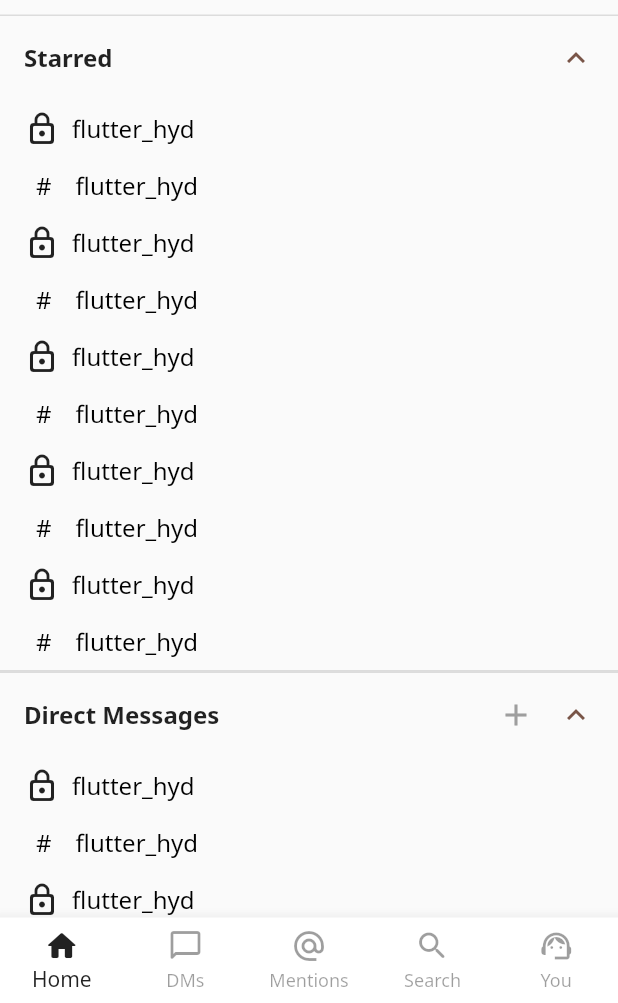
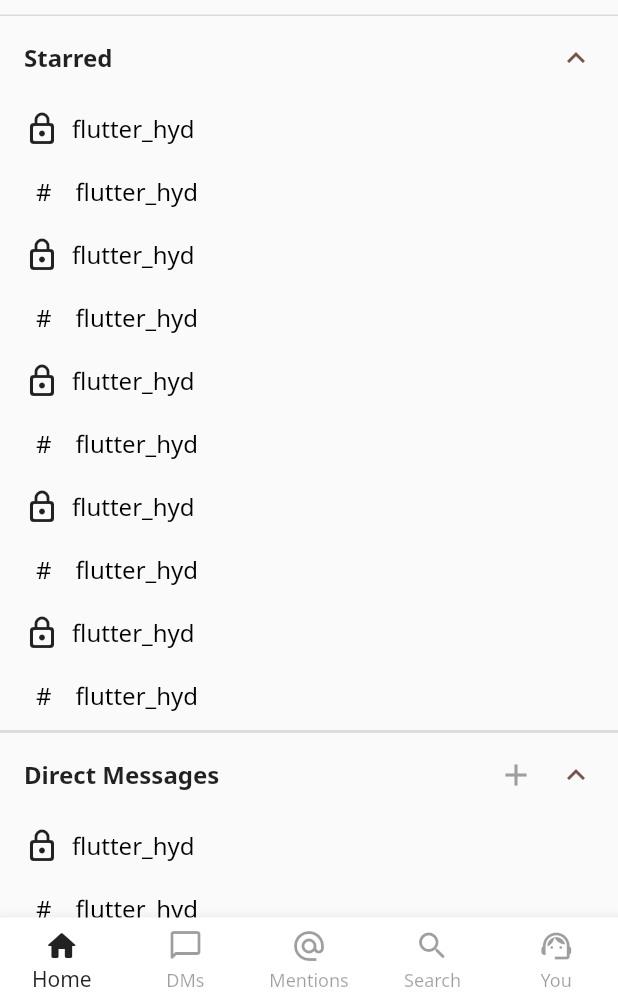
Before and after one commit to oianmol/flutter_slack, a Flutter app: the screen it shows after launch, on a phone screen of 412 x 824 dp, the part 233-1236 px from its top. Run offline on Flutter 3.47's test engine with Material 2 defaults, Android fonts, the phone set to English and light mode, and no system bars; our stand-ins replace get, google_fonts.

```diff
--- a/lib/app/pages/dashboard/controller/sl_dashboard_controller.dart
+++ b/lib/app/pages/dashboard/controller/sl_dashboard_controller.dart
@@ -32,7 +32,7 @@ class SLDashboardController extends GetxController {
       SKHomeScreen((){
         toggleDrawer();
       }),
-      SKDirectMessagesScreen(),
+      const SKDirectMessagesScreen(),
       const SKMentionsScreen(),
       const SKSearchScreen(),
       const SKPersonalScreen()
--- a/lib/app/pages/dashboard/pages/home/widgets/sk_group_channels_widget.dart
+++ b/lib/app/pages/dashboard/pages/home/widgets/sk_group_channels_widget.dart
@@ -39,24 +39,24 @@ class SKGroupChannelsWidget extends StatelessWidget {
 
   List<Widget> channels() {
     return [
-      SKHistoryChannel(isPrivate: true),
-      SKHistoryChannel(
+      const SKHistoryChannel(isPrivate: true),
+      const SKHistoryChannel(
         isPrivate: false,
       ),
-      SKHistoryChannel(isPrivate: true),
-      SKHistoryChannel(
+      const SKHistoryChannel(isPrivate: true),
+      const SKHistoryChannel(
         isPrivate: false,
       ),
-      SKHistoryChannel(isPrivate: true),
-      SKHistoryChannel(
+      const SKHistoryChannel(isPrivate: true),
+      const  SKHistoryChannel(
         isPrivate: false,
       ),
-      SKHistoryChannel(isPrivate: true),
-      SKHistoryChannel(
+      const SKHistoryChannel(isPrivate: true),
+      const  SKHistoryChannel(
         isPrivate: false,
       ),
-      SKHistoryChannel(isPrivate: true),
-      SKHistoryChannel(
+      const SKHistoryChannel(isPrivate: true),
+      const SKHistoryChannel(
         isPrivate: false,
       ),
     ];
--- a/lib/app/pages/dashboard/pages/home/widgets/sk_history_channel_item.dart
+++ b/lib/app/pages/dashboard/pages/home/widgets/sk_history_channel_item.dart
@@ -1,6 +1,7 @@
 import 'package:flutter/material.dart';
 import 'package:get/get.dart';
 import 'package:google_fonts/google_fonts.dart';
+import 'package:slack_app/app/pages/chat/sk_chat_screen.dart';
 
 class SKHistoryChannel extends StatelessWidget {
   final bool isPrivate;
@@ -9,7 +10,8 @@ class SKHistoryChannel extends StatelessWidget {
 
   @override
   Widget build(BuildContext context) {
-    return Row(
+    return InkWell(
+      child: Row(
         children: [
           isPrivate
               ? const Icon(Icons.lock_outline_rounded)
@@ -17,12 +19,18 @@ class SKHistoryChannel extends StatelessWidget {
                   "#",
                   style: textStyle(),
                 ).paddingAll(8),
-        Text(
+          Expanded(
+            child: Text(
               "flutter_hyd",
               style: textStyle(),
             ).paddingAll(8),
+          ),
         ],
-    ).marginOnly(left: 16);
+      ).marginOnly(left: 16, bottom: 4),
+      onTap: () {
+        Get.to(() => const SKChatScreen());
+      },
+    );
   }
 
   TextStyle textStyle() {
--- a/lib/app/pages/dashboard/widgets/sk_dashboard_root.dart
+++ b/lib/app/pages/dashboard/widgets/sk_dashboard_root.dart
@@ -6,7 +6,7 @@ import 'package:slack_app/app/pages/dashboard/widgets/sl_home_side.dart';
 import 'package:slack_app/app/widgets/slider/sl_sliding_drawer.dart';
 import 'dart:math';
 
-class SLHomePage extends GetResponsiveView<SLDashboardController> {
+class SLHomePage extends GetView<SLDashboardController> {
   final SLDashboardController controller;
 
   SLHomePage({Key? key})
@@ -14,25 +14,19 @@ class SLHomePage extends GetResponsiveView<SLDashboardController> {
         super(key: key);
 
   @override
-  Widget? desktop() {
+  Widget build(BuildContext context) {
+    print(context.width);
+    if (context.isPhone) {
       return Scaffold(
-        body: Row(
-          mainAxisSize: MainAxisSize.max,
-          children: const [
-            Flexible(
-              child: SLHomeSide(),
-              flex: 1,
+        body: SLCustomSlidingWidget(
+          key: controller.slidingKey,
+          menu: const SLHomeSide(),
+          content: const SLDashboard(),
+          menuSize: context.width * 0.80,
+          animationDuration: 200,
         ),
-            Expanded(
-              child: SLDashboard(),
-              flex: 3,
-            )
-          ],
-        ));
-  }
-
-  @override
-  Widget? tablet() {
+      );
+    } else {
       return Scaffold(
           body: Row(
         mainAxisSize: MainAxisSize.max,
@@ -48,17 +42,5 @@ class SLHomePage extends GetResponsiveView<SLDashboardController> {
         ],
       ));
     }
-
-  @override
-  Widget? phone() {
-    return Scaffold(
-      body: SLCustomSlidingWidget(
-        key: controller.slidingKey,
-        menu: const SLHomeSide(),
-        content: const SLDashboard(),
-        menuSize: 280,
-        animationDuration: 200,
-      ),
-    );
   }
 }
--- a/lib/app/widgets/slider/sl_sliding_drawer.dart
+++ b/lib/app/widgets/slider/sl_sliding_drawer.dart
@@ -46,8 +46,7 @@ class SLCustomSlidingWidgetState extends State<SLCustomSlidingWidget>
   @override
   Widget build(BuildContext context) {
     return LayoutBuilder(builder: (context, constrain) {
-      return Container(
-          child: Stack(children: <Widget>[
+      return Stack(children: <Widget>[
         /// Display Menu
         SLCustomSlidingMenu(
       sliderMenu: widget.menu,
@@ -69,18 +68,10 @@ class SLCustomSlidingWidgetState extends State<SLCustomSlidingWidget>
         onHorizontalDragEnd: _onHorizontalDragEnd,
         onHorizontalDragUpdate: (detail) =>
             _onHorizontalDragUpdate(detail, constrain),
-            child: Container(
-              width: double.infinity,
-              height: double.infinity,
-              child: Column(
-                children: <Widget>[
-                  Expanded(child: widget.content),
-                ],
+        child: widget.content,
       ),
         ),
-          ),
-        ),
-      ]));
+      ]);
     });
   }
 
```
Also changed, not shown: lib/app/pages/chat/sk_chat_screen.dart (added, +28 -0 lines). Lines whose indentation alone changed are shown as unchanged.
